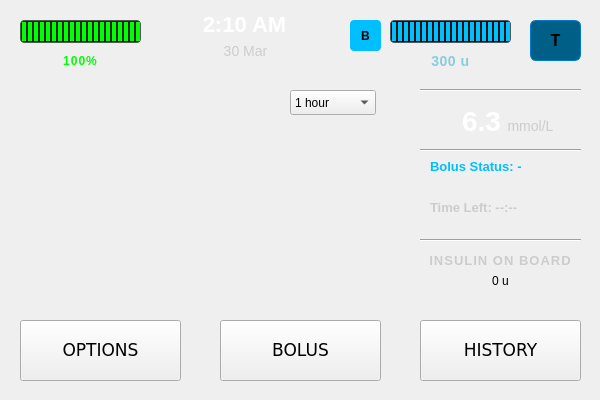
This is code/home.ui in xHWAHx/InsulinPumpSimulator-Group35 as Qt 5 draws it before an edit. The edited form follows.
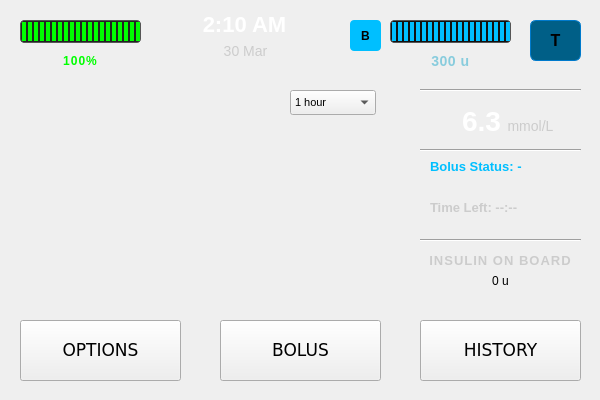
This is the edited form. Icons and pictures are not drawn. Custom widgets are drawn as their Qt base class.

Patch:
```diff
--- a/code/home.ui
+++ b/code/home.ui
@@ -223,6 +223,14 @@
      <height>231</height>
     </rect>
    </property>
+   <property name="font">
+    <font>
+     <pointsize>8</pointsize>
+    </font>
+   </property>
+   <property name="autoFillBackground">
+    <bool>true</bool>
+   </property>
    <widget class="QComboBox" name="comboGraphRange">
     <property name="geometry">
      <rect>
```
